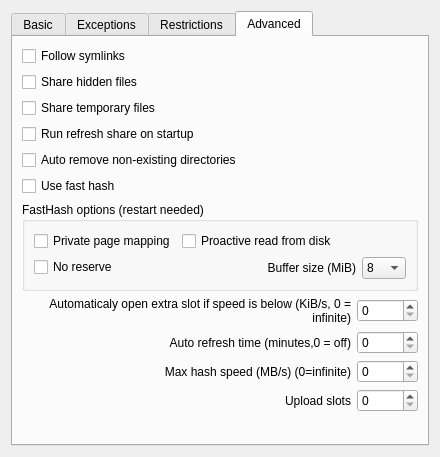
First picture: the form in eiskaltdcpp-qt/ui/UISettingsSharing.ui, repository eiskaltdcpp/eiskaltdcpp, before the edit.
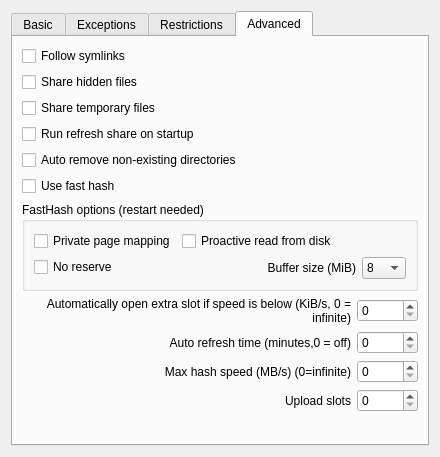
Second picture: the form after the edit. The open tabs and pages were chosen to show the change.

What changed in the file:
```diff
--- a/eiskaltdcpp-qt/ui/UISettingsSharing.ui
+++ b/eiskaltdcpp-qt/ui/UISettingsSharing.ui
@@ -438,7 +438,7 @@
             </sizepolicy>
            </property>
            <property name="text">
-            <string>Automaticaly open extra slot if speed is below (KiB/s, 0 = infinite)</string>
+            <string>Automatically open extra slot if speed is below (KiB/s, 0 = infinite)</string>
            </property>
            <property name="scaledContents">
             <bool>true</bool>
```
